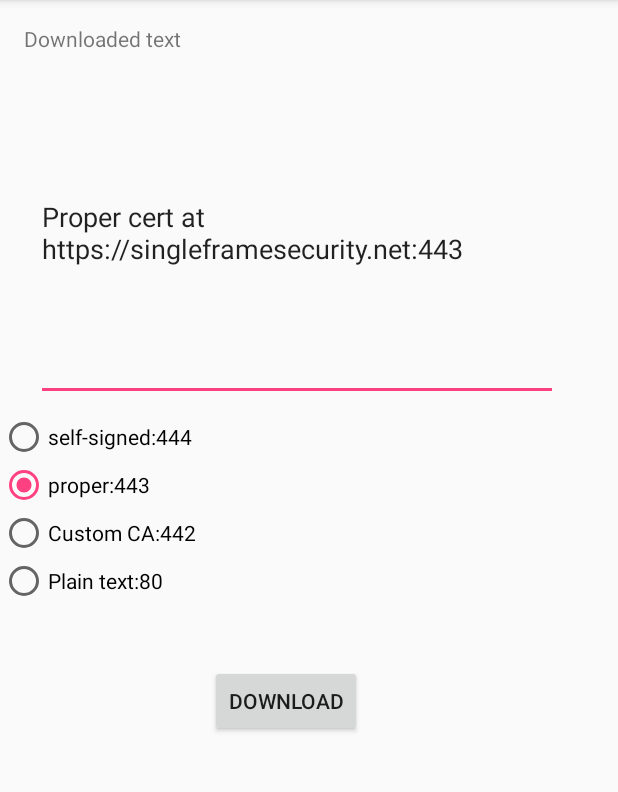
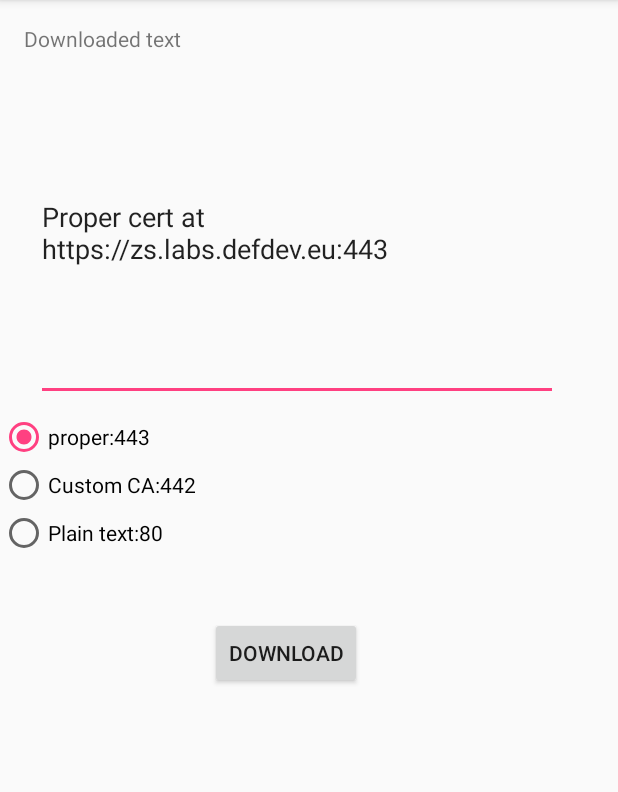
Before and after one commit to huobb0/NetworkSecurityConfigDemo, an Android app: the screen it shows after launch (MainActivity), after a tap on "proper:443", on a phone screen of 412 x 824 dp, the part 84-876 px from its top. Run offline under Robolectric (Android 15) with nearby library versions, the phone set to English and light mode, and no system bars; 2 other taps on this screen came first.

Commit message:
new certs added

```diff
--- a/app/src/main/java/com/example/zsombor/networksecurityconfigdemo/MainActivity.java
+++ b/app/src/main/java/com/example/zsombor/networksecurityconfigdemo/MainActivity.java
@@ -68,35 +68,27 @@ public class MainActivity extends AppCompatActivity {
         downloadButton = (Button) findViewById(R.id.button);
         editTextField = (EditText) findViewById(R.id.editText);
 
-        selfSignedButton = (RadioButton) findViewById(R.id.radio_pirates);
         letsEncryptButton = (RadioButton)findViewById(R.id.radio_ninjas);
         customCAButton = (RadioButton) findViewById(R.id.radio_ninjas2);
         plainTextButton = (RadioButton) findViewById(R.id.radio_ninjas3);
 
-        selfSignedButton.setOnClickListener(new View.OnClickListener(){
-            public void onClick(View arg0){
-                editTextField.setText("Self signed cert at https://secure.singleframesecurity.net:444");
-                select = 4;
-            }
-        });
-
         letsEncryptButton.setOnClickListener(new View.OnClickListener(){
             public void onClick(View arg0){
-                editTextField.setText("Proper cert at https://singleframesecurity.net:443");
+                editTextField.setText("Proper cert at https://zs.labs.defdev.eu:443");
                 select = 3;
             }
         });
 
         customCAButton.setOnClickListener(new View.OnClickListener(){
             public void onClick(View arg0){
-                editTextField.setText("Custom CA pinned at https://test.singleframesecurity.net:442");
+                editTextField.setText("Custom CA pinned at https://zs.labs.defdev.eu:444");
                 select = 2;
             }
         });
 
         plainTextButton.setOnClickListener(new View.OnClickListener(){
             public void onClick(View arg0){
-                editTextField.setText("Plain text on http://singleframesecurity.net");
+                editTextField.setText("Plain text on http://zs.labs.defdev.eu");
                 select = 1;
             }
         });
@@ -106,13 +98,11 @@ public class MainActivity extends AppCompatActivity {
                 try {
                     AsyncTask<String,Integer,String> rt = new ReadTask();
                     if(select == 1){
-                        rt.execute("http://singleframesecurity.net/success.html");
+                        rt.execute("http://zs.labs.defdev.eu/success.html");
                     } else if (select == 2){
-                        rt.execute("https://test.singleframesecurity.net:442/success.html");
+                        rt.execute("https://zs.labs.defdev.eu:444/success.html");
                     } else if (select == 3){
-                        rt.execute("https://singleframesecurity.net/success.html");
-                    } else if (select == 4) {
-                        rt.execute("https://secure.singleframesecurity.net:444/success.html");
+                        rt.execute("https://zs.labs.defdev.eu/success.html");
                     }
                     String back = rt.get();
                     editTextField.setText(back);
--- a/app/src/main/res/layout/activity_main.xml
+++ b/app/src/main/res/layout/activity_main.xml
@@ -48,13 +48,6 @@
         tools:layout_editor_absoluteX="0dp">
 
         <RadioButton
-            android:id="@+id/radio_pirates"
-            android:layout_width="142dp"
-            android:layout_height="wrap_content"
-            android:onClick="onSelfSignedClicked"
-            android:text="self-signed:444" />
-
-        <RadioButton
             android:id="@+id/radio_ninjas"
             android:layout_width="wrap_content"
             android:layout_height="wrap_content"
```
Also changed, not shown: 4 other files.
